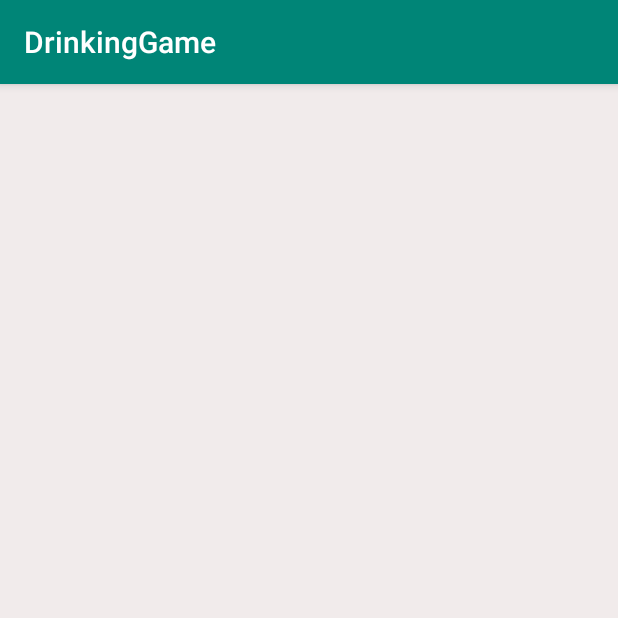
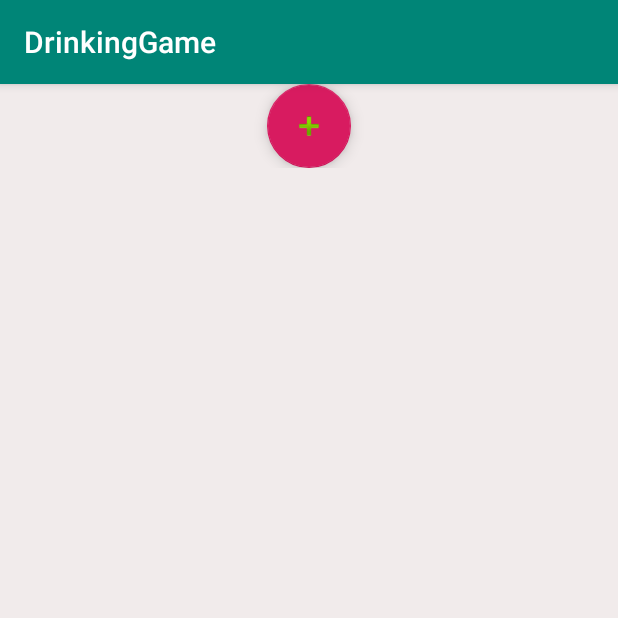
Before and after one commit to clemenz5/DrinkingGameApp, an Android app: the PackageEditorActivity screen opened directly, with no data from a screen before it, on a phone screen of 412 x 824 dp, the top half of it. Run offline under Robolectric (Android 15) with nearby library versions, the phone set to English and light mode, and no system bars; 3 statements that could not run were skipped.

Commit message:
added new drawables adjusted ui adding new cards

```diff
--- a/app/src/main/AndroidManifest.xml
+++ b/app/src/main/AndroidManifest.xml
@@ -7,9 +7,9 @@
 
     <application
         android:allowBackup="true"
-        android:icon="@drawable/app_background"
+        android:icon="@drawable/app_icon_beer"
         android:label="@string/app_name"
-        android:roundIcon="@drawable/app_background"
+        android:roundIcon="@drawable/app_icon_beer"
         android:supportsRtl="true"
         android:theme="@style/AppTheme">
         <activity android:name=".Activitys.NewCardActivity"></activity>
--- a/app/src/main/java/com/example/drinkinggame/Activitys/MainActivity.java
+++ b/app/src/main/java/com/example/drinkinggame/Activitys/MainActivity.java
@@ -10,6 +10,8 @@ import android.os.Bundle;
 import android.util.Log;
 import android.view.View;
 import android.widget.Button;
+import android.widget.ImageButton;
+import android.widget.ImageView;
 import android.widget.Toast;
 
 import com.example.drinkinggame.Models.Card;
@@ -23,7 +25,8 @@ import java.util.LinkedList;
 import java.util.List;
 
 public class MainActivity extends AppCompatActivity {
-	private Button newGameButton, packageButton;
+	private Button packageButton;
+	private ImageView newGameButton;
 	public final static String PACKAGES_DIR_PATH = "/storage/emulated/0/DrinkingGamePackages";
 	private boolean readAccess;
 	private boolean writeAccess;
--- a/app/src/main/java/com/example/drinkinggame/Activitys/PackageEditorActivity.java
+++ b/app/src/main/java/com/example/drinkinggame/Activitys/PackageEditorActivity.java
@@ -2,6 +2,8 @@ package com.example.drinkinggame.Activitys;
 
 import android.content.Intent;
 import android.support.annotation.NonNull;
+import android.support.annotation.Nullable;
+import android.support.design.widget.FloatingActionButton;
 import android.support.v7.app.AppCompatActivity;
 import android.os.Bundle;
 import android.support.v7.widget.LinearLayoutManager;
@@ -14,6 +16,8 @@ import android.widget.CheckBox;
 import android.widget.LinearLayout;
 import android.widget.TextView;
 
+import com.example.drinkinggame.Models.Card;
+import com.example.drinkinggame.Models.CardType;
 import com.example.drinkinggame.Models.FileTransfer;
 import com.example.drinkinggame.Models.Package;
 import com.example.drinkinggame.R;
@@ -24,20 +28,42 @@ import java.util.List;
 public class PackageEditorActivity extends AppCompatActivity {
 	private RecyclerView recyclerView;
 	private Package currentPackage;
+	private FloatingActionButton addCardButton;
+	boolean change = false;
+	PackageAdapter adapter;
 	@Override
 	protected void onCreate(Bundle savedInstanceState) {
 		super.onCreate(savedInstanceState);
 		setContentView(R.layout.activity_package_editor);
 		Log.d("package_name", getIntent().getExtras().getString(PackageManagerActivity.PACKAGE_NAME));
 		recyclerView = findViewById(R.id.package_editor_card_list);
+		addCardButton = findViewById(R.id.package_editor_add_card);
+		addCardButton.setOnClickListener(view -> startActivityForResult(new Intent(PackageEditorActivity.this, NewCardActivity.class), NewCardActivity.REQUEST_CODE));
 		recyclerView.setLayoutManager(new LinearLayoutManager(this, LinearLayout.VERTICAL, false));
 		currentPackage = FileTransfer.getPackage(getIntent().getExtras().getString(PackageManagerActivity.PACKAGE_NAME));
 		List<String> cardStrings = new LinkedList<>();
 		currentPackage.getCards().stream().forEach(card -> cardStrings.add(card.getMessage()));
-		recyclerView.setAdapter(new PackageAdapter(cardStrings));
+		adapter = new PackageAdapter(cardStrings);
+		recyclerView.setAdapter(adapter);
 	}
 
+	@Override
+	public void onBackPressed() {
+		FileTransfer.savePackage(currentPackage);
+		finish();
+	}
 
+	@Override
+	protected void onActivityResult(int requestCode, int resultCode, @Nullable Intent data) {
+		if(requestCode == NewCardActivity.REQUEST_CODE){
+			change = true;
+			currentPackage.addCard(new Card(data.getExtras().getString("message"), data.getExtras().getInt("sip"), CardType.valueOf(data.getExtras().getString("type"))));
+			List<String> cardStrings = new LinkedList<>();
+			currentPackage.getCards().stream().forEach(card -> cardStrings.add(card.getMessage()));
+			adapter.setMessages(cardStrings);
+			adapter.notifyDataSetChanged();
+		}
+	}
 
 	class PackageAdapter extends RecyclerView.Adapter<PackageEditorActivity.ViewHolder> {
 		private List<String> packageNames;
@@ -63,6 +89,11 @@ public class PackageEditorActivity extends AppCompatActivity {
 		@Override
 		public int getItemCount() {
 			return packageNames.size();
+		}
+
+
+		public void setMessages(List<String> packageNames) {
+			this.packageNames = packageNames;
 		}
 	}
 
--- a/app/src/main/res/layout/activity_new_card.xml
+++ b/app/src/main/res/layout/activity_new_card.xml
@@ -52,6 +52,7 @@
     </LinearLayout>
 
     <Button
+        android:id="@+id/new_card_save"
         android:layout_width="wrap_content"
         android:layout_height="wrap_content"
         android:text="hinzufügen"/>
--- a/app/src/main/res/layout/activity_package_editor.xml
+++ b/app/src/main/res/layout/activity_package_editor.xml
@@ -1,18 +1,38 @@
 <?xml version="1.0" encoding="utf-8"?>
-<LinearLayout
-    xmlns:android="http://schemas.android.com/apk/res/android"
+<LinearLayout xmlns:android="http://schemas.android.com/apk/res/android"
     xmlns:app="http://schemas.android.com/apk/res-auto"
     xmlns:tools="http://schemas.android.com/tools"
     android:layout_width="match_parent"
     android:layout_height="match_parent"
-    tools:context=".Activitys.PackageEditorActivity"
-    android:background="#f1ebeb">
+    android:background="#f1ebeb"
+    android:orientation="horizontal"
+    tools:context=".Activitys.PackageEditorActivity">
 
-    <android.support.v7.widget.RecyclerView
-        android:id="@+id/package_editor_card_list"
-        android:layout_width="match_parent"
+    <android.support.v4.widget.NestedScrollView
+        android:layout_width="0dp"
         android:layout_height="match_parent"
-        android:background="#00000000">
-    </android.support.v7.widget.RecyclerView>
+        android:layout_weight="1">
+
+        <LinearLayout
+            android:layout_width="match_parent"
+            android:layout_height="match_parent"
+            android:orientation="vertical">
+
+            <android.support.v7.widget.RecyclerView
+                android:id="@+id/package_editor_card_list"
+                android:layout_width="match_parent"
+                android:layout_height="wrap_content"
+                android:background="#00000000" />
+
+            <android.support.design.widget.FloatingActionButton
+                android:id="@+id/package_editor_add_card"
+                android:layout_width="wrap_content"
+                android:layout_height="wrap_content"
+                android:layout_gravity="center"
+                app:srcCompat="@android:drawable/ic_input_add" />
+
+        </LinearLayout>
+
+    </android.support.v4.widget.NestedScrollView>
 
 </LinearLayout>
--- a/app/src/main/res/layout/activity_package_manager.xml
+++ b/app/src/main/res/layout/activity_package_manager.xml
@@ -1,5 +1,6 @@
 <?xml version="1.0" encoding="utf-8"?>
-<LinearLayout xmlns:android="http://schemas.android.com/apk/res/android"
+<LinearLayout
+    xmlns:android="http://schemas.android.com/apk/res/android"
     xmlns:app="http://schemas.android.com/apk/res-auto"
     xmlns:tools="http://schemas.android.com/tools"
     android:layout_width="match_parent"
@@ -10,7 +11,7 @@
 
     <android.support.v4.widget.NestedScrollView
         android:layout_width="match_parent"
-        android:layout_height="match_parent"
+        android:layout_height="0dp"
         android:layout_weight="1">
 
         <LinearLayout
```
Also changed, not shown: app/src/main/java/com/example/drinkinggame/Activitys/NewCardActivity.java (+27 -9 lines), app/src/main/res/layout/activity_main.xml (+14 -26 lines), app/src/main/res/drawable/app_icon_beer_non_transparent.png (renamed from app/src/main/res/drawable/app_icon_beer.png), app/src/main/res/drawable/app_icon_beer_transparent.png (renamed from app/src/main/res/drawable/app_background.png).
